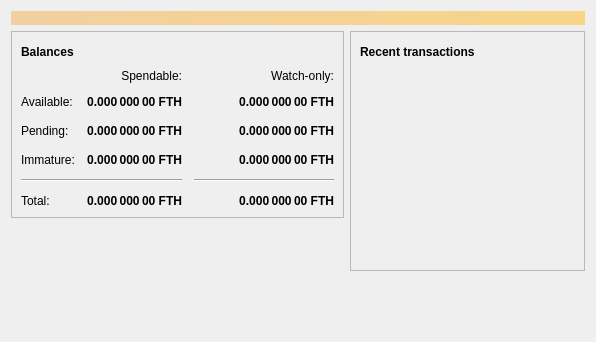
7AC0B95/happy, file src/qt/forms/overviewpage.ui: the form before one commit.
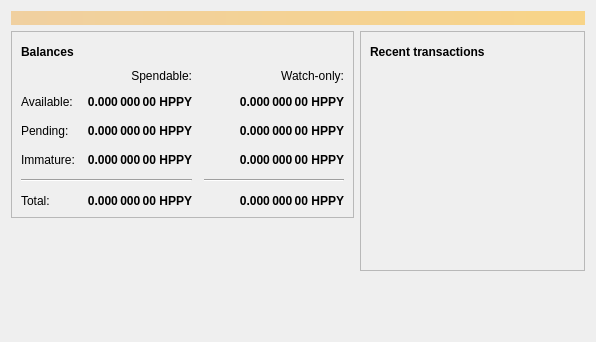
The form after the commit. Icons and pictures are not drawn.

```diff
--- a/src/qt/forms/overviewpage.ui
+++ b/src/qt/forms/overviewpage.ui
@@ -129,7 +129,7 @@
                <string>Unconfirmed transactions to watch-only addresses</string>
               </property>
               <property name="text">
-               <string notr="true">0.000 000 00 FTH</string>
+               <string notr="true">0.000 000 00 HPPY</string>
               </property>
               <property name="alignment">
                <set>Qt::AlignRight|Qt::AlignTrailing|Qt::AlignVCenter</set>
@@ -154,7 +154,7 @@
                <string>Total of transactions that have yet to be confirmed, and do not yet count toward the spendable balance</string>
               </property>
               <property name="text">
-               <string notr="true">0.000 000 00 FTH</string>
+               <string notr="true">0.000 000 00 HPPY</string>
               </property>
               <property name="alignment">
                <set>Qt::AlignRight|Qt::AlignTrailing|Qt::AlignVCenter</set>
@@ -179,7 +179,7 @@
                <string>Mined balance in watch-only addresses that has not yet matured</string>
               </property>
               <property name="text">
-               <string notr="true">0.000 000 00 FTH</string>
+               <string notr="true">0.000 000 00 HPPY</string>
               </property>
               <property name="alignment">
                <set>Qt::AlignRight|Qt::AlignTrailing|Qt::AlignVCenter</set>
@@ -237,7 +237,7 @@
                <string>Mined balance that has not yet matured</string>
               </property>
               <property name="text">
-               <string notr="true">0.000 000 00 FTH</string>
+               <string notr="true">0.000 000 00 HPPY</string>
               </property>
               <property name="alignment">
                <set>Qt::AlignRight|Qt::AlignTrailing|Qt::AlignVCenter</set>
@@ -282,7 +282,7 @@
                <string>Your current total balance</string>
               </property>
               <property name="text">
-               <string notr="true">0.000 000 00 FTH</string>
+               <string notr="true">0.000 000 00 HPPY</string>
               </property>
               <property name="alignment">
                <set>Qt::AlignRight|Qt::AlignTrailing|Qt::AlignVCenter</set>
@@ -307,7 +307,7 @@
                <string>Current total balance in watch-only addresses</string>
               </property>
               <property name="text">
-               <string notr="true">0.000 000 00 FTH</string>
+               <string notr="true">0.000 000 00 HPPY</string>
               </property>
               <property name="alignment">
                <set>Qt::AlignRight|Qt::AlignTrailing|Qt::AlignVCenter</set>
@@ -349,7 +349,7 @@
                <string>Your current spendable balance</string>
               </property>
               <property name="text">
-               <string notr="true">0.000 000 00 FTH</string>
+               <string notr="true">0.000 000 00 HPPY</string>
               </property>
               <property name="alignment">
                <set>Qt::AlignRight|Qt::AlignTrailing|Qt::AlignVCenter</set>
@@ -374,7 +374,7 @@
                <string>Your current balance in watch-only addresses</string>
               </property>
               <property name="text">
-               <string notr="true">0.000 000 00 FTH</string>
+               <string notr="true">0.000 000 00 HPPY</string>
               </property>
               <property name="alignment">
                <set>Qt::AlignRight|Qt::AlignTrailing|Qt::AlignVCenter</set>
```
